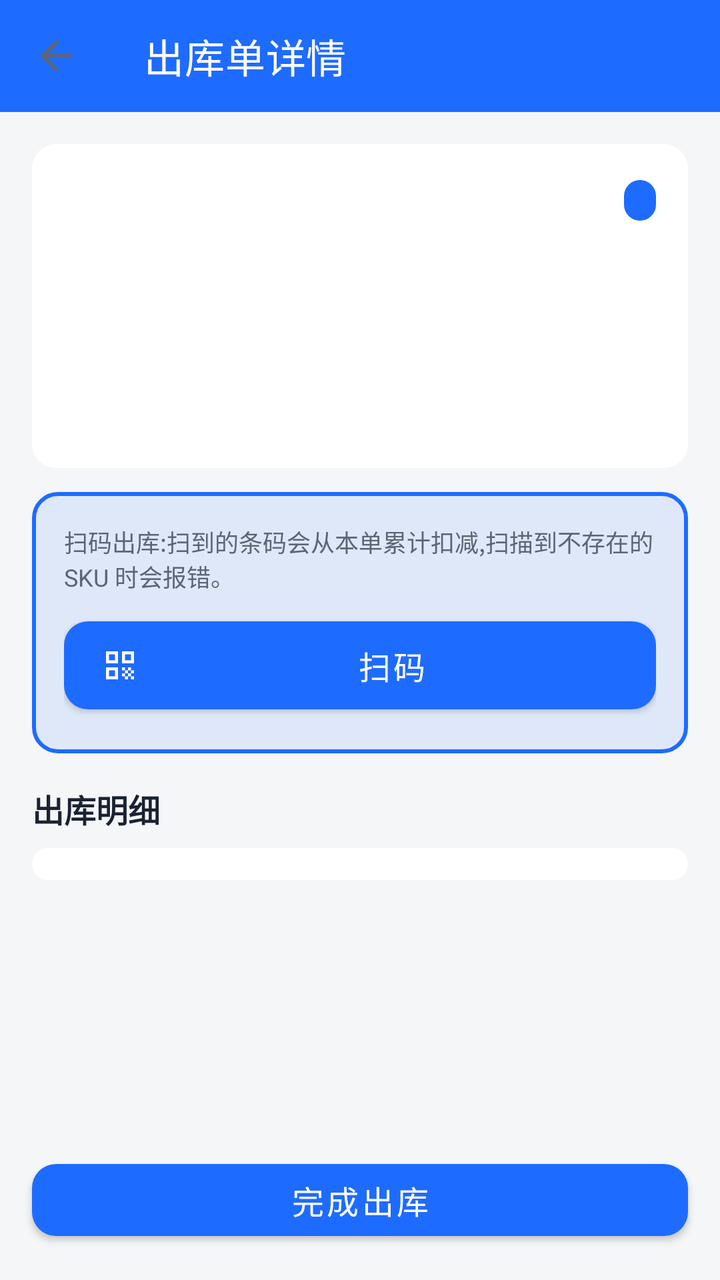
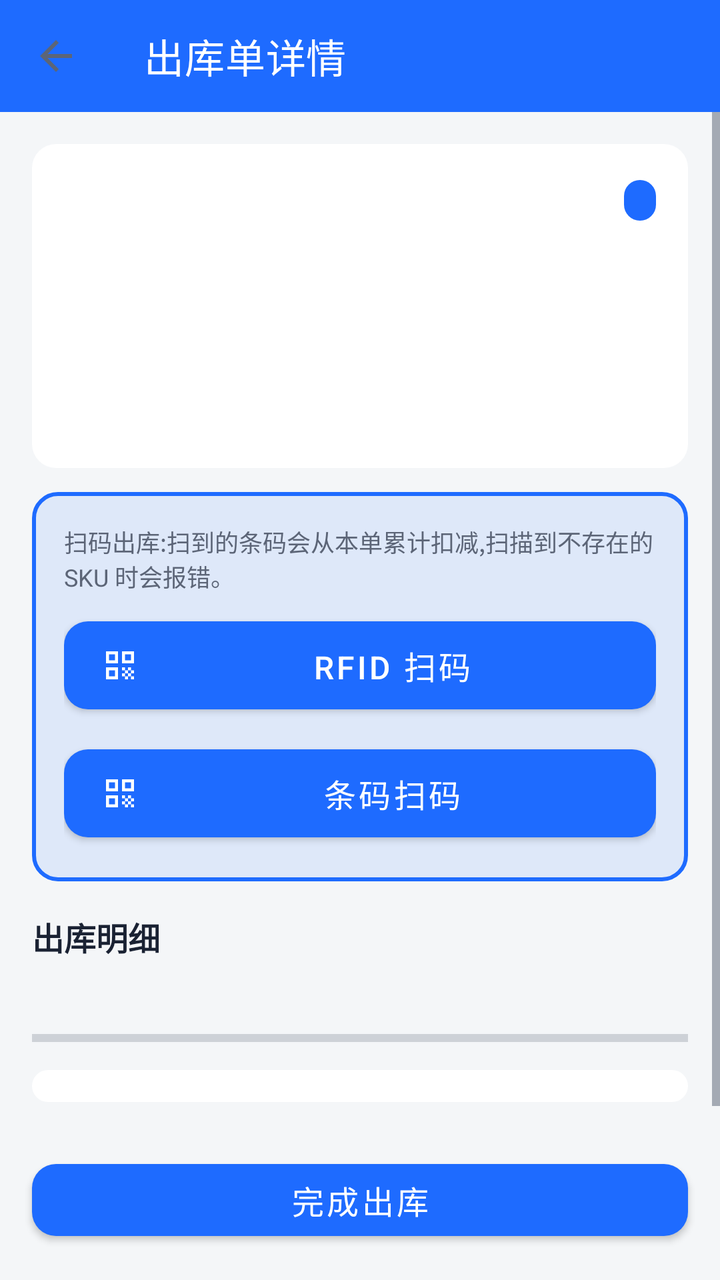

Screens rendered from an Android XML layout before and after an edit, with the pre-edit source and the edit as a unified diff.
<!-- AndroidManifest.xml: application theme Theme.SimpleWmsPda -->
<!-- res/layout/activity_outbound_detail.xml -->
<?xml version="1.0" encoding="utf-8"?>
<LinearLayout xmlns:android="http://schemas.android.com/apk/res/android"
    xmlns:app="http://schemas.android.com/apk/res-auto"
    android:layout_width="match_parent"
    android:layout_height="match_parent"
    android:orientation="vertical"
    android:background="@color/bg_page">

    <com.google.android.material.appbar.MaterialToolbar
        android:id="@+id/toolbar"
        android:layout_width="match_parent"
        android:layout_height="?attr/actionBarSize"
        android:background="@color/primary"
        app:title="@string/outbound_detail_title"
        app:titleTextColor="@color/on_primary"
        app:navigationIcon="?attr/homeAsUpIndicator" />

    <ScrollView
        android:layout_width="match_parent"
        android:layout_height="0dp"
        android:layout_weight="1">

        <LinearLayout
            android:layout_width="match_parent"
            android:layout_height="wrap_content"
            android:orientation="vertical"
            android:padding="@dimen/space_lg">

            <LinearLayout
                style="@style/Card.SimpleWMS"
                android:layout_width="match_parent"
                android:layout_height="wrap_content"
                android:orientation="vertical">

                <LinearLayout
                    android:layout_width="match_parent"
                    android:layout_height="wrap_content"
                    android:orientation="horizontal"
                    android:gravity="center_vertical">

                    <TextView
                        android:id="@+id/tv_id"
                        android:layout_width="0dp"
                        android:layout_height="wrap_content"
                        android:layout_weight="1"
                        android:textColor="@color/text_primary"
                        android:textSize="@dimen/text_title"
                        android:textStyle="bold" />

                    <TextView
                        android:id="@+id/tv_status"
                        android:layout_width="wrap_content"
                        android:layout_height="wrap_content"
                        style="@style/Status.Pill" />
                </LinearLayout>

                <TextView
                    android:id="@+id/tv_customer"
                    android:layout_width="wrap_content"
                    android:layout_height="wrap_content"
                    android:layout_marginTop="@dimen/space_sm"
                    style="@style/Text.Body" />

                <TextView
                    android:id="@+id/tv_external_no"
                    android:layout_width="wrap_content"
                    android:layout_height="wrap_content"
                    style="@style/Text.Body" />

                <TextView
                    android:id="@+id/tv_operator"
                    android:layout_width="wrap_content"
                    android:layout_height="wrap_content"
                    style="@style/Text.Body" />

                <TextView
                    android:id="@+id/tv_summary"
                    android:layout_width="wrap_content"
                    android:layout_height="wrap_content"
                    style="@style/Text.Caption"
                    android:layout_marginTop="@dimen/space_xs" />

                <TextView
                    android:id="@+id/tv_remark"
                    android:layout_width="wrap_content"
                    android:layout_height="wrap_content"
                    style="@style/Text.Caption"
                    android:layout_marginTop="@dimen/space_xs" />
            </LinearLayout>

            <LinearLayout
                android:layout_width="match_parent"
                android:layout_height="wrap_content"
                android:orientation="vertical"
                android:padding="@dimen/space_lg"
                android:layout_marginTop="@dimen/space_md"
                android:background="@drawable/bg_scan_frame">

                <TextView
                    android:layout_width="wrap_content"
                    android:layout_height="wrap_content"
                    android:text="@string/outbound_scan_hint"
                    style="@style/Text.Caption" />

                <com.google.android.material.button.MaterialButton
                    android:id="@+id/btn_scan"
                    android:layout_width="match_parent"
                    android:layout_height="56dp"
                    android:layout_marginTop="@dimen/space_sm"
                    android:text="@string/action_scan"
                    app:icon="@drawable/ic_scan" />
            </LinearLayout>

            <TextView
                android:layout_width="wrap_content"
                android:layout_height="wrap_content"
                android:layout_marginTop="@dimen/space_lg"
                android:text="@string/section_lines_outbound"
                style="@style/Text.Subtitle" />

            <LinearLayout
                android:id="@+id/ll_lines"
                android:layout_width="match_parent"
                android:layout_height="wrap_content"
                android:orientation="vertical"
                android:background="@drawable/bg_card"
                android:padding="@dimen/space_sm"
                android:layout_marginTop="@dimen/space_sm" />
        </LinearLayout>
    </ScrollView>

    <com.google.android.material.button.MaterialButton
        android:id="@+id/btn_complete"
        android:layout_width="match_parent"
        android:layout_height="wrap_content"
        android:layout_margin="@dimen/space_lg"
        android:text="@string/btn_complete_outbound" />
</LinearLayout>
<!-- resources referenced by this layout -->
<resources>
  <color name="bg_page">#F4F6F8</color>
  <color name="on_primary">#FFFFFF</color>
  <color name="primary">#1E6BFF</color>
  <color name="text_primary">#1A2233</color>
  <dimen name="space_lg">16dp</dimen>
  <dimen name="space_md">12dp</dimen>
  <dimen name="space_sm">8dp</dimen>
  <dimen name="space_xs">4dp</dimen>
  <dimen name="text_title">18sp</dimen>
  <!-- drawable bg_card (drawable) -->
  <?xml version="1.0" encoding="utf-8"?>
  <shape xmlns:android="http://schemas.android.com/apk/res/android" android:shape="rectangle">
      <solid android:color="@color/bg_card" />
      <corners android:radius="@dimen/card_corner" />
  </shape>
  <!-- drawable bg_scan_frame (drawable) -->
  <?xml version="1.0" encoding="utf-8"?>
  <shape xmlns:android="http://schemas.android.com/apk/res/android" android:shape="rectangle">
      <solid android:color="#1A1E6BFF" />
      <stroke android:width="2dp" android:color="@color/primary" />
      <corners android:radius="12dp" />
  </shape>
  <string name="action_scan">扫码</string>
  <string name="btn_complete_outbound">完成出库</string>
  <string name="outbound_detail_title">出库单详情</string>
  <string name="outbound_scan_hint">扫码出库:扫到的条码会从本单累计扣减,扫描到不存在的 SKU 时会报错。</string>
  <string name="section_lines_outbound">出库明细</string>
  <style name="Card.SimpleWMS">
          <item name="android:background">@drawable/bg_card</item>
          <item name="android:padding">@dimen/space_lg</item>
      </style>
  <style name="Status.Pill">
          <item name="android:textSize">@dimen/text_caption</item>
          <item name="android:textColor">@color/on_primary</item>
          <item name="android:background">@drawable/bg_pill</item>
          <item name="android:paddingStart">@dimen/space_sm</item>
          <item name="android:paddingEnd">@dimen/space_sm</item>
          <item name="android:paddingTop">2dp</item>
          <item name="android:paddingBottom">2dp</item>
      </style>
  <style name="Text.Body">
          <item name="android:textSize">@dimen/text_body</item>
          <item name="android:textColor">@color/text_primary</item>
      </style>
  <style name="Text.Caption">
          <item name="android:textSize">@dimen/text_caption</item>
          <item name="android:textColor">@color/text_secondary</item>
      </style>
  <style name="Text.Subtitle">
          <item name="android:textSize">@dimen/text_subtitle</item>
          <item name="android:textColor">@color/text_primary</item>
          <item name="android:textStyle">bold</item>
      </style>
  <style name="Theme.SimpleWmsPda" parent="Theme.SimpleWMS" />
  <color name="bg_card">#FFFFFF</color>
  <dimen name="card_corner">12dp</dimen>
  <dimen name="text_caption">12sp</dimen>
  <!-- drawable bg_pill (drawable) -->
  <?xml version="1.0" encoding="utf-8"?>
  <shape xmlns:android="http://schemas.android.com/apk/res/android" android:shape="rectangle">
      <solid android:color="@color/primary" />
      <corners android:radius="100dp" />
  </shape>
  <dimen name="text_body">14sp</dimen>
  <color name="text_secondary">#5C6577</color>
  <dimen name="text_subtitle">16sp</dimen>
  <color name="primary_dark">#0E4CCB</color>
  <color name="accent">#00B894</color>
  <style name="Widget.SimpleWMS.Button" parent="Widget.MaterialComponents.Button">
          <item name="cornerRadius">@dimen/card_corner</item>
          <item name="android:minHeight">@dimen/touch_min</item>
          <item name="android:textSize">@dimen/text_subtitle</item>
      </style>
  <dimen name="touch_min">48dp</dimen>
  <!-- unchanged entries left out for length: 2 -->
</resources>

<!-- the commit's change to res/layout/activity_outbound_detail.xml (unified diff, before → after) -->
@@ -102,13 +102,55 @@
                     android:text="@string/outbound_scan_hint"
                     style="@style/Text.Caption" />
 
-                <com.google.android.material.button.MaterialButton
-                    android:id="@+id/btn_scan"
+                
+                <LinearLayout
                     android:layout_width="match_parent"
-                    android:layout_height="56dp"
-                    android:layout_marginTop="@dimen/space_sm"
-                    android:text="@string/action_scan"
-                    app:icon="@drawable/ic_scan" />
+                    android:layout_height="wrap_content"
+                    android:orientation="horizontal"
+                    android:layout_marginTop="@dimen/space_sm">
+
+                    <com.google.android.material.button.MaterialButton
+                        android:id="@+id/btn_rfid_scan"
+                        android:layout_width="0dp"
+                        android:layout_height="56dp"
+                        android:layout_weight="1"
+                        android:text="RFID 扫码"
+                        app:icon="@drawable/ic_scan" />
+
+                    <com.google.android.material.button.MaterialButton
+                        android:id="@+id/btn_rfid_stop"
+                        android:layout_width="0dp"
+                        android:layout_height="56dp"
+                        android:layout_weight="1"
+                        android:text="停止"
+                        android:visibility="gone"
+                        style="@style/Widget.Material3.Button.TonalButton" />
+                </LinearLayout>
+
+                
+                <LinearLayout
+                    android:layout_width="match_parent"
+                    android:layout_height="wrap_content"
+                    android:orientation="horizontal"
+                    android:layout_marginTop="@dimen/space_sm">
+
+                    <com.google.android.material.button.MaterialButton
+                        android:id="@+id/btn_barcode_scan"
+                        android:layout_width="0dp"
+                        android:layout_height="56dp"
+                        android:layout_weight="1"
+                        android:text="条码扫码"
+                        app:icon="@drawable/ic_scan" />
+
+                    <com.google.android.material.button.MaterialButton
+                        android:id="@+id/btn_barcode_stop"
+                        android:layout_width="0dp"
+                        android:layout_height="56dp"
+                        android:layout_weight="1"
+                        android:text="停止"
+                        android:visibility="gone"
+                        style="@style/Widget.Material3.Button.TonalButton" />
+                </LinearLayout>
             </LinearLayout>
 
             <TextView
@@ -117,6 +159,23 @@
                 android:layout_marginTop="@dimen/space_lg"
                 android:text="@string/section_lines_outbound"
                 style="@style/Text.Subtitle" />
+
+            <TextView
+                android:id="@+id/tv_progress"
+                android:layout_width="wrap_content"
+                android:layout_height="wrap_content"
+                android:layout_marginTop="@dimen/space_sm"
+                style="@style/Text.Body"
+                android:textColor="@color/text_secondary" />
+
+            <ProgressBar
+                android:id="@+id/progress_bar"
+                style="?android:attr/progressBarStyleHorizontal"
+                android:layout_width="match_parent"
+                android:layout_height="wrap_content"
+                android:layout_marginTop="@dimen/space_xs"
+                android:max="100"
+                android:progress="0" />
 
             <LinearLayout
                 android:id="@+id/ll_lines"
<!-- resource entries referenced after the edit -->
@@ -22,7 +22,6 @@
       <stroke android:width="2dp" android:color="@color/primary" />
       <corners android:radius="12dp" />
   </shape>
-  <string name="action_scan">扫码</string>
   <string name="btn_complete_outbound">完成出库</string>
   <string name="outbound_detail_title">出库单详情</string>
   <string name="outbound_scan_hint">扫码出库:扫到的条码会从本单累计扣减,扫描到不存在的 SKU 时会报错。</string>
